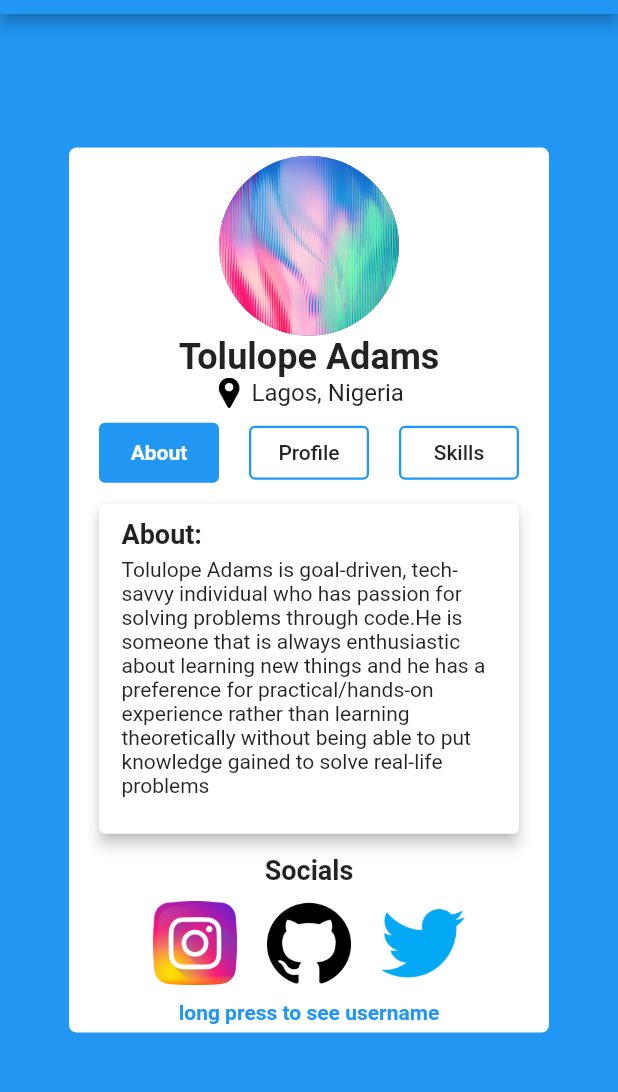
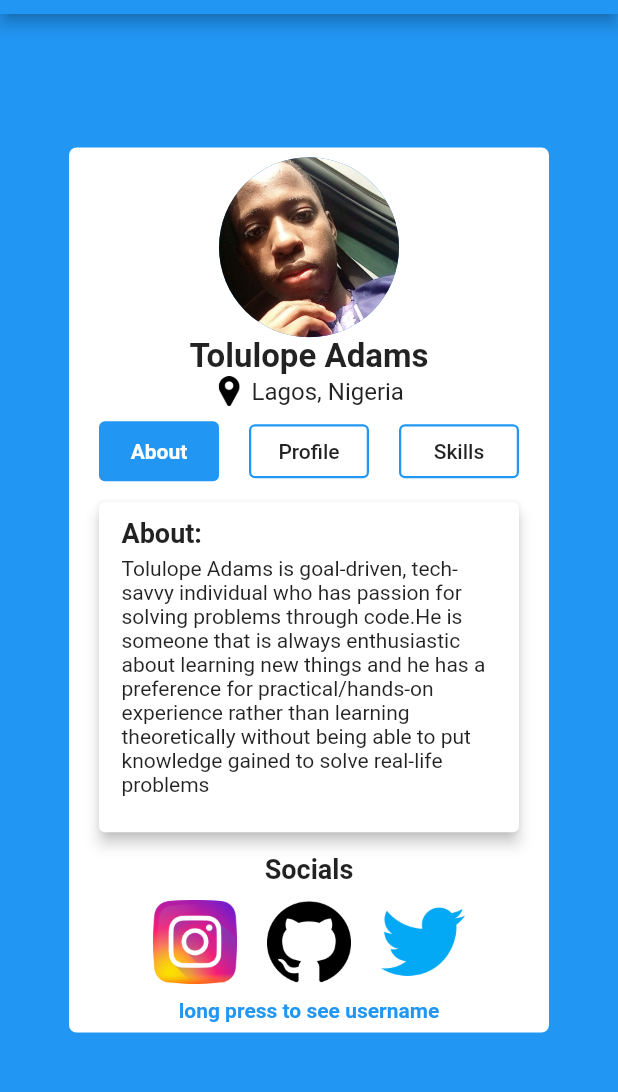
Before and after one commit to T0LUL0PE/flutter_portfolio_app, a Flutter app: the screen it shows after launch, on a phone screen of 412 x 824 dp, the part 70-1162 px from its top. Run offline on Flutter 3.47's test engine with Material 2 defaults, Android fonts, the phone set to English and light mode, and no system bars.

Commit message:
Fourth Commit

```diff
--- a/lib/main.dart
+++ b/lib/main.dart
@@ -45,12 +45,12 @@ class _MyHomePageState extends State<MyHomePage> {
             children: <Widget>[
               CircleAvatar(
                   radius: 60,
-                  backgroundImage: AssetImage('images/getty.jpg')
+                  backgroundImage: AssetImage('images/getty.png'),
               ),
               Text('Tolulope Adams',
                   style: TextStyle(
                       fontWeight: FontWeight.bold,
-                      fontSize: 24
+                      fontSize: 22
                   )
               ),
               Row(
--- a/pubspec.yaml
+++ b/pubspec.yaml
@@ -43,7 +43,7 @@ flutter:
   # the material Icons class.
   uses-material-design: true
   assets:
-     - images/getty.jpg
+     - images/getty.png
      - images/github.png
      - images/instagram.png
      - images/twitter.png
```
Also changed, not shown: images/getty.jpg (deleted), images/getty.png (added).
